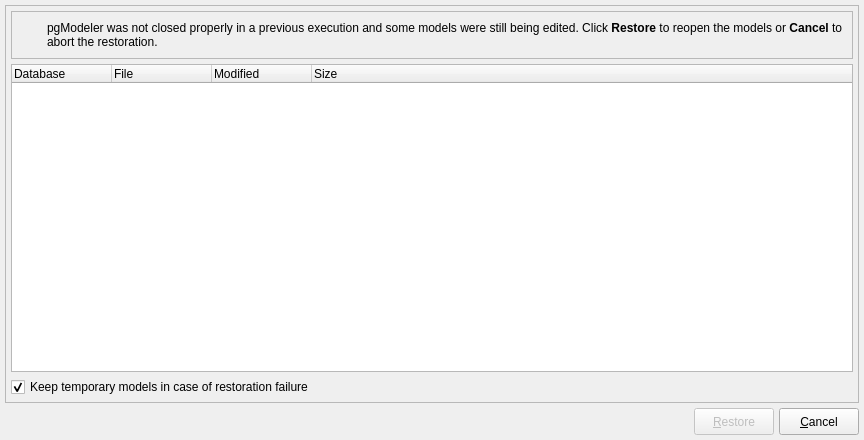
First picture: the form in libs/libgui/ui/tools/modelrestorationform.ui, repository maniac787/pgmodeler, before the edit.
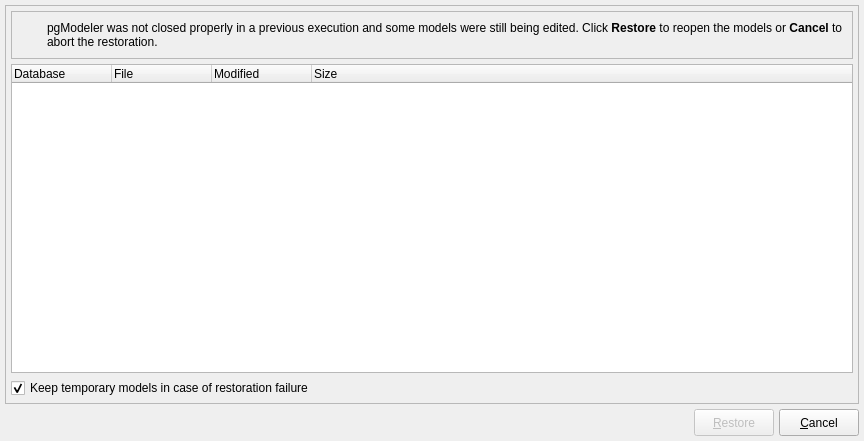
Second picture: the form after the edit. Icons and pictures are not drawn.

Commit message: Minor adjustment in the size of pgmodeler logo name in .ui files

What changed in the file:
```diff
--- a/libs/libgui/ui/tools/modelrestorationform.ui
+++ b/libs/libgui/ui/tools/modelrestorationform.ui
@@ -10,7 +10,7 @@
     <x>0</x>
     <y>0</y>
     <width>864</width>
-    <height>440</height>
+    <height>441</height>
    </rect>
   </property>
   <property name="sizePolicy">
@@ -99,8 +99,8 @@
      </property>
      <property name="maximumSize">
       <size>
-       <width>180</width>
-       <height>35</height>
+       <width>150</width>
+       <height>30</height>
       </size>
      </property>
      <property name="text">
```
The commit also changes 4 other files.
